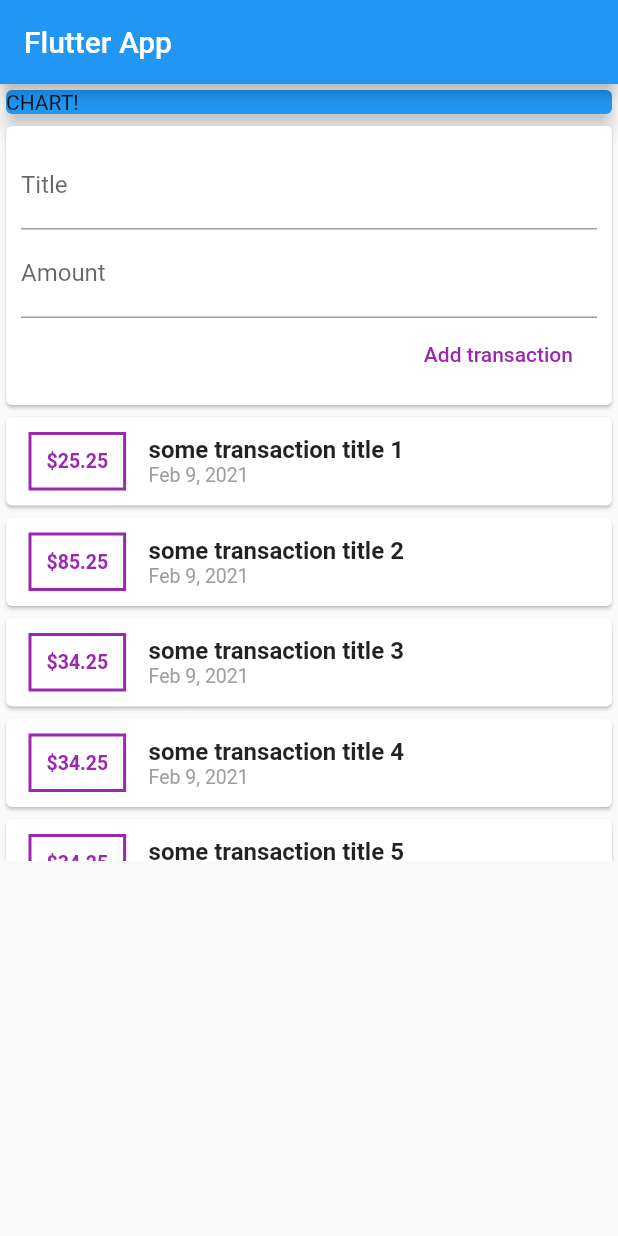
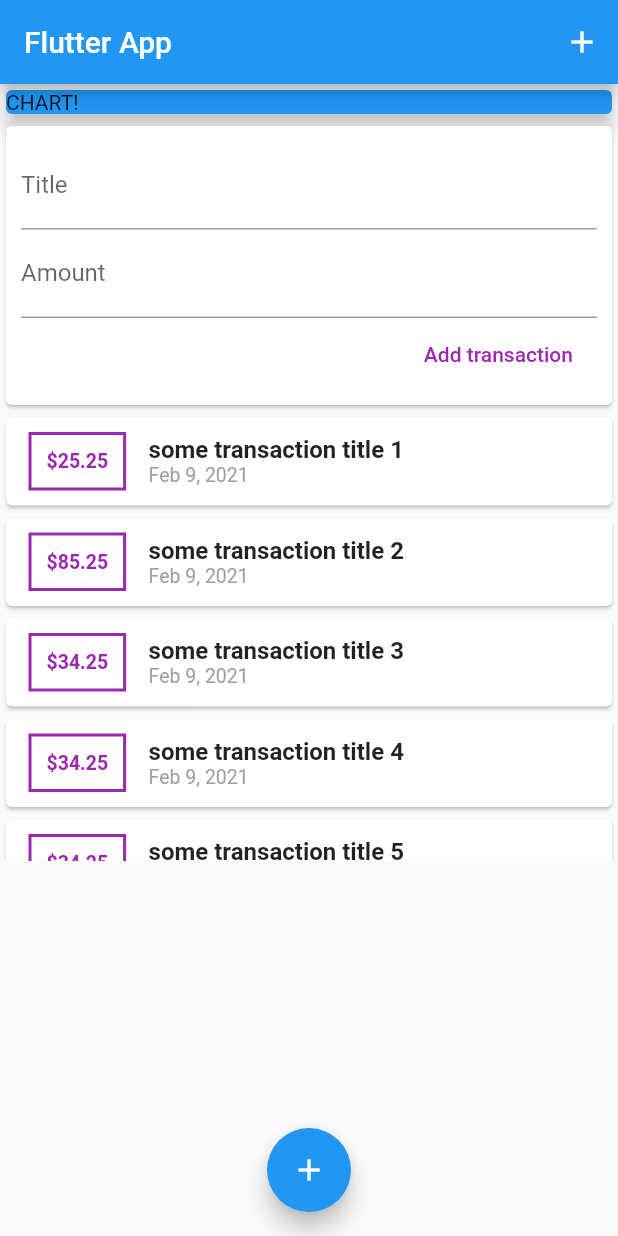
Before and after one commit to robozavri/flutter-finance, a Flutter app: the screen it shows after launch, on a phone screen of 412 x 824 dp. Run offline on Flutter 3.47's test engine with Material 2 defaults, Android fonts, the phone set to English and light mode, and no system bars.

Commit message:
[feat][finish-91]

```diff
--- a/lib/main.dart
+++ b/lib/main.dart
@@ -19,6 +19,12 @@ class MyHomePage extends StatelessWidget {
     return Scaffold(
         appBar: AppBar(
           title: Text('Flutter App'),
+          actions: <Widget>[
+            IconButton(
+              icon: Icon(Icons.add),
+              onPressed: () {},
+            )
+          ],
         ),
         body: SingleChildScrollView(
           child: Column(
@@ -34,6 +40,9 @@ class MyHomePage extends StatelessWidget {
               UserTransactions()
             ],
           ),
-        ));
+        ),
+        floatingActionButtonLocation: FloatingActionButtonLocation.centerFloat,
+        floatingActionButton:
+            FloatingActionButton(child: Icon(Icons.add), onPressed: () {}));
   }
 }
```
